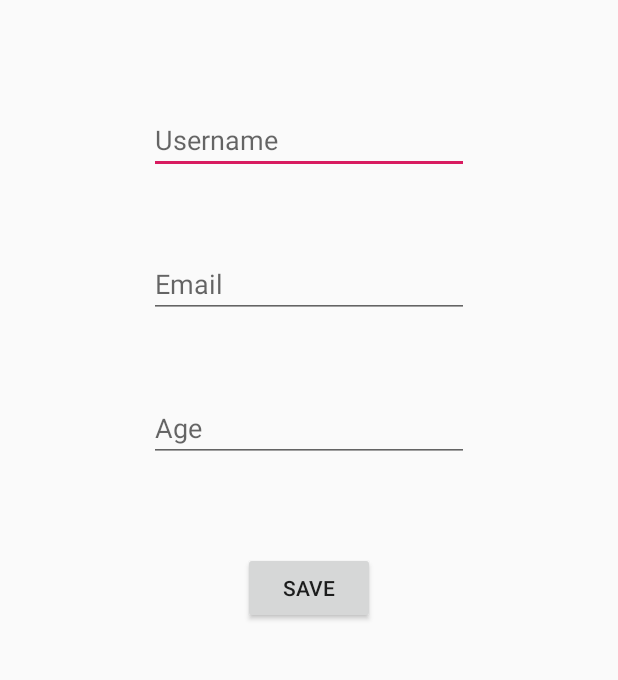
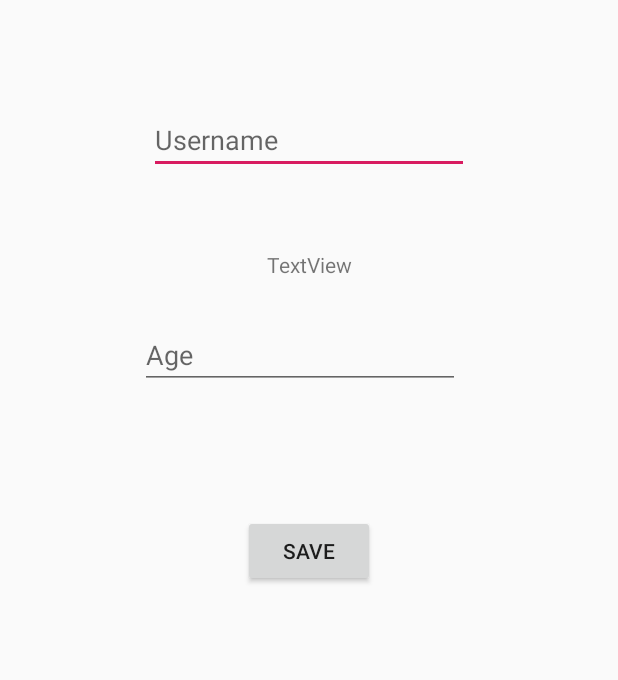
Before and after one commit to Danish7313/RSA, an Android app: the UpdateProfile screen opened directly, with no data from a screen before it, on a phone screen of 412 x 824 dp, the part 523-1203 px from its top. Run offline under Robolectric (Android 15) with nearby library versions, the phone set to English and light mode, and no system bars; our stand-ins replace Firebase (no records; nobody signed in at launch, a user with empty details on screens opened directly); 3 statements that could not run were skipped.

Commit message:
FIXED EDIT PROFILE PAGE ------> NO MORE CRASH, CAN UPDATE DATA

```diff
--- a/LoginDemo 230220/app/src/main/java/com/example/logindemo/UpdateProfile.java
+++ b/LoginDemo 230220/app/src/main/java/com/example/logindemo/UpdateProfile.java
@@ -1,27 +1,63 @@
 package com.example.logindemo;
 
 import androidx.annotation.NonNull;
+import androidx.annotation.Nullable;
 import androidx.appcompat.app.AppCompatActivity;
 
+import android.content.Intent;
+import android.graphics.Bitmap;
+import android.graphics.BitmapFactory;
+import android.net.Uri;
 import android.os.Bundle;
+import android.provider.MediaStore;
+import android.util.DisplayMetrics;
 import android.view.View;
 import android.widget.Button;
 import android.widget.EditText;
+import android.widget.ImageView;
+import android.widget.TextView;
 import android.widget.Toast;
 
+import com.google.android.gms.tasks.OnFailureListener;
+import com.google.android.gms.tasks.OnSuccessListener;
 import com.google.firebase.auth.FirebaseAuth;
 import com.google.firebase.database.DataSnapshot;
 import com.google.firebase.database.DatabaseError;
 import com.google.firebase.database.DatabaseReference;
 import com.google.firebase.database.FirebaseDatabase;
 import com.google.firebase.database.ValueEventListener;
+import com.google.firebase.storage.FirebaseStorage;
+import com.google.firebase.storage.StorageReference;
+import com.google.firebase.storage.UploadTask;
+
+import java.io.IOException;
 
 public class UpdateProfile extends AppCompatActivity {
 
-    private EditText newUserName, newUserEmail, newUserAge;
+    private EditText newUserName, newUserAge;
+    private TextView newUserEmail;
     private Button save;
     private FirebaseAuth firebaseAuth;
     private FirebaseDatabase firebaseDatabase;
+    private FirebaseStorage firebaseStorage;
+    private ImageView updateProfilePic;
+    private static int PICK_IMAGE = 123;
+    Uri imagePath;
+    private StorageReference storageReference;
+
+    @Override
+    protected void onActivityResult(int requestCode, int resultCode, @Nullable Intent data) {
+        if(requestCode == PICK_IMAGE && resultCode == RESULT_OK && data.getData() != null){
+            imagePath = data.getData();
+            try {
+                Bitmap bitmap = MediaStore.Images.Media.getBitmap(getContentResolver(), imagePath);
+                updateProfilePic.setImageBitmap(bitmap);
+            } catch (IOException e) {
+                e.printStackTrace();
+            }
+        }
+        super.onActivityResult(requestCode, resultCode, data);
+    }
 
     @Override
     protected void onCreate(Bundle savedInstanceState) {
@@ -29,16 +65,54 @@
         setContentView(R.layout.activity_update_profile);
 
         newUserName = findViewById(R.id.etNameUpdate);
-        newUserEmail = findViewById(R.id.etEmailUpdate);
+        newUserEmail = findViewById(R.id.tvEmail);
         newUserAge = findViewById(R.id.etAgeUpdate);
         save = findViewById(R.id.btnSave);
+        updateProfilePic = (ImageView)findViewById(R.id.ivProfileUpdate);
 
         getSupportActionBar().setDisplayHomeAsUpEnabled(true);
 
-         firebaseAuth = FirebaseAuth.getInstance();
+        firebaseAuth = FirebaseAuth.getInstance();
         firebaseDatabase = FirebaseDatabase.getInstance();
+        firebaseStorage = FirebaseStorage.getInstance();
 
-        final DatabaseReference databaseReference = firebaseDatabase.getReference(firebaseAuth.getUid());
+        final DatabaseReference databaseReference = firebaseDatabase.getReference("UserInfo").child(firebaseAuth.getUid());
+        storageReference = firebaseStorage.getReference();
+
+        StorageReference mImageRef = FirebaseStorage.getInstance().getReference().child(firebaseAuth.getUid()).child("Images").child("Profile Pic");
+        //StorageReference imageReference = storageReference.child(firebaseAuth.getUid()).child("Images").child("Profile Pic");
+        final long ONE_MEGABYTE = 1024 * 1024;
+
+        mImageRef.getBytes(ONE_MEGABYTE).addOnSuccessListener(new OnSuccessListener<byte[]>() {
+            @Override
+            public void onSuccess(byte[] bytes) {
+                Bitmap bm = BitmapFactory.decodeByteArray(bytes, 0, bytes.length);
+                DisplayMetrics dm = new DisplayMetrics();
+                getWindowManager().getDefaultDisplay().getMetrics(dm);
+
+                updateProfilePic.setMinimumHeight(dm.heightPixels);
+                updateProfilePic.setMinimumWidth(dm.widthPixels);
+                updateProfilePic.setImageBitmap(bm);
+            }
+        }).addOnFailureListener(new OnFailureListener() {
+            @Override
+            public void onFailure(@NonNull Exception exception) {
+                // Handle any errors
+            }
+        });
+
+
+        updateProfilePic.setOnClickListener(new View.OnClickListener() {
+            @Override
+            public void onClick(View v) {
+                Intent intent = new Intent();
+                intent.setType("image/*");
+                intent.setAction(Intent.ACTION_GET_CONTENT);
+                startActivityForResult(Intent.createChooser(intent, "Select Image"), PICK_IMAGE);
+
+            }
+        });
+
 
         databaseReference.addValueEventListener(new ValueEventListener() {
             @Override
@@ -56,20 +130,39 @@
             }
         });
 
-        save.setOnClickListener(new View.OnClickListener(){
+        save.setOnClickListener(new View.OnClickListener() {
             @Override
-            public void onClick(View view){
+            public void onClick(View v) {
                 String name = newUserName.getText().toString();
                 String age = newUserAge.getText().toString();
                 String email = newUserEmail.getText().toString();
 
-                UserProfile userProfile = new UserProfile(age, email, name);
+                UserProfile UserProfile = new UserProfile(age, email, name);
 
-                databaseReference.setValue(userProfile);
+                databaseReference.setValue(UserProfile);
 
 
-                finish();
+                StorageReference imageReference = storageReference.child(firebaseAuth.getUid()).child("Images").child("Profile Pic");
+
+                UploadTask uploadTask = imageReference.putFile(imagePath);
+
+                uploadTask.addOnFailureListener(new OnFailureListener() {
+                    @Override
+                    public void onFailure(@NonNull Exception e) {
+
+                        Toast.makeText(UpdateProfile.this,"Upload Failed", Toast.LENGTH_SHORT).show();
+                    }
+                }).addOnSuccessListener(new OnSuccessListener<UploadTask.TaskSnapshot>() {
+                    @Override
+                    public void onSuccess(UploadTask.TaskSnapshot taskSnapshot) {
+
+                        Toast.makeText(UpdateProfile.this,"Upload Successful", Toast.LENGTH_SHORT).show();
+                        startActivity(new Intent(UpdateProfile.this, UpdateProfile.class));
+                    }
+                });
             }
         });
+
     }
+
 }
--- a/LoginDemo 230220/app/src/main/res/layout/activity_update_profile.xml
+++ b/LoginDemo 230220/app/src/main/res/layout/activity_update_profile.xml
@@ -31,30 +31,17 @@
         app:layout_constraintVertical_bias="0.164" />
 
     <EditText
-        android:id="@+id/etEmailUpdate"
-        android:layout_width="wrap_content"
-        android:layout_height="wrap_content"
-        android:ems="10"
-        android:hint="Email "
-        android:inputType="textEmailAddress"
-        app:layout_constraintBottom_toBottomOf="parent"
-        app:layout_constraintEnd_toEndOf="parent"
-        app:layout_constraintStart_toStartOf="parent"
-        app:layout_constraintTop_toBottomOf="@+id/etNameUpdate"
-        app:layout_constraintVertical_bias="0.161" />
-
-    <EditText
         android:id="@+id/etAgeUpdate"
         android:layout_width="wrap_content"
         android:layout_height="wrap_content"
+        android:layout_marginBottom="216dp"
         android:ems="10"
         android:hint="Age "
         android:inputType="number"
         app:layout_constraintBottom_toBottomOf="parent"
         app:layout_constraintEnd_toEndOf="parent"
-        app:layout_constraintStart_toStartOf="parent"
-        app:layout_constraintTop_toBottomOf="@+id/etEmailUpdate"
-        app:layout_constraintVertical_bias="0.232" />
+        app:layout_constraintHorizontal_bias="0.469"
+        app:layout_constraintStart_toStartOf="parent" />
 
     <Button
         android:id="@+id/btnSave"
@@ -66,4 +53,15 @@
         app:layout_constraintStart_toStartOf="parent"
         app:layout_constraintTop_toBottomOf="@+id/etAgeUpdate" />
 
+    <TextView
+        android:id="@+id/tvEmail"
+        android:layout_width="wrap_content"
+        android:layout_height="wrap_content"
+        android:text="TextView"
+        app:layout_constraintBottom_toTopOf="@+id/etAgeUpdate"
+        app:layout_constraintEnd_toEndOf="parent"
+        app:layout_constraintStart_toStartOf="parent"
+        app:layout_constraintTop_toBottomOf="@+id/etNameUpdate"
+        app:layout_constraintVertical_bias="0.648" />
+
 </androidx.constraintlayout.widget.ConstraintLayout>
```
